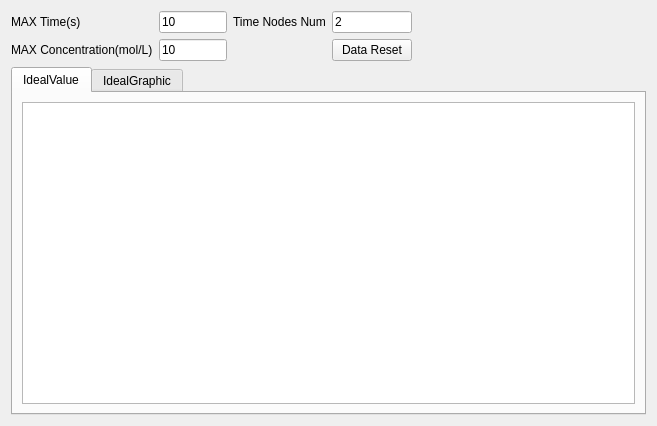
Above: src/designer/views/behaviorview/BehaviorView.ui from igemsoftware/USTC-Software_2011 before the change. Below: the same form after it.
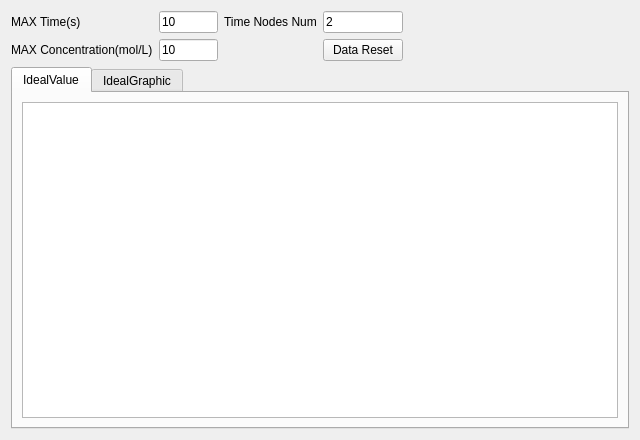
That is the form after the change. Custom widgets are drawn as their Qt base class.

The edit to the form file:
```diff
--- a/src/designer/views/behaviorview/BehaviorView.ui
+++ b/src/designer/views/behaviorview/BehaviorView.ui
@@ -6,8 +6,8 @@
    <rect>
     <x>0</x>
     <y>0</y>
-    <width>657</width>
-    <height>426</height>
+    <width>640</width>
+    <height>440</height>
    </rect>
   </property>
   <property name="windowTitle">
@@ -63,6 +63,9 @@
    </item>
    <item row="2" column="0" colspan="5">
     <widget class="QTabWidget" name="tabWidget">
+     <property name="autoFillBackground">
+      <bool>false</bool>
+     </property>
      <property name="currentIndex">
       <number>0</number>
      </property>
@@ -72,7 +75,11 @@
       </attribute>
       <layout class="QGridLayout" name="gridLayout">
        <item row="0" column="0">
-        <widget class="QTableWidget" name="tableWidget_value"/>
+        <widget class="QTableWidget" name="tableWidget_value">
+         <property name="enabled">
+          <bool>true</bool>
+         </property>
+        </widget>
        </item>
       </layout>
      </widget>
```
